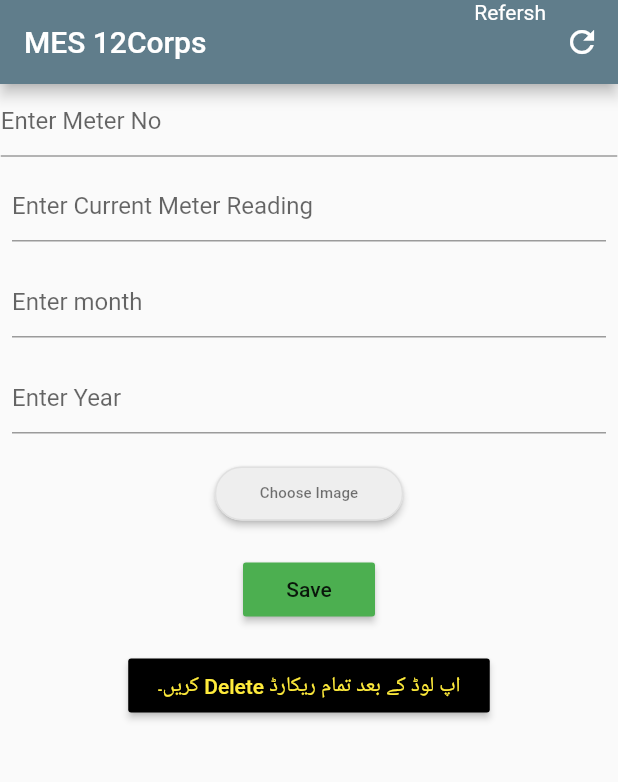
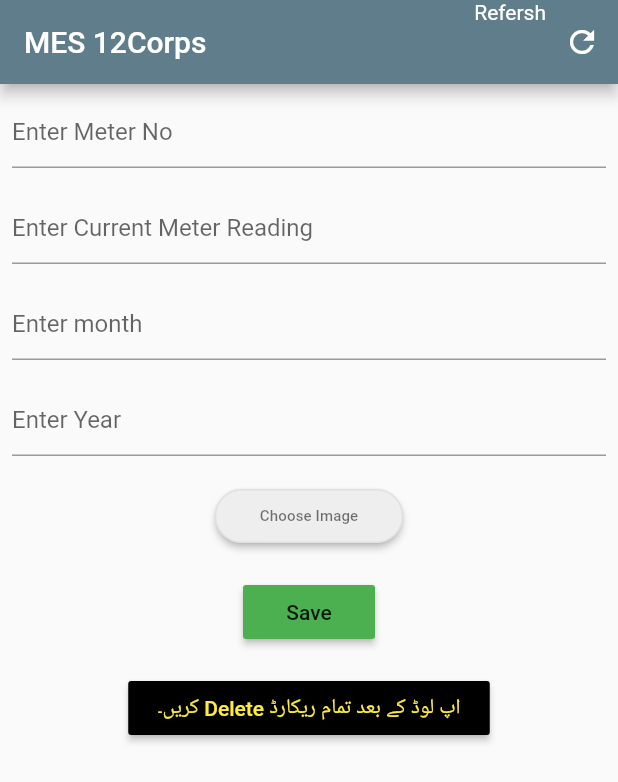
Before and after one commit to IkramGhalib/offline_sqlite_to_online_mysql, a Flutter app: the screen it shows after launch, on a phone screen of 412 x 824 dp. Shown: the top 782 px of the screen. Run offline on Flutter 3.47's test engine with Material 2 defaults, Android fonts, the light colour scheme and no system bars; our stand-ins replace connectivity, data_connection_checker, flutter_easyloading, image_picker, sqflite; accounts and stored records are empty.

Commit message:
changes on main page

```diff
--- a/lib/main.dart
+++ b/lib/main.dart
@@ -138,7 +138,7 @@ class _MyHomePageState extends State<MyHomePage> {
       body: Column(
         children: [
           Padding(
-            padding: const EdgeInsets.all(0.5),
+            padding: const EdgeInsets.all(8.0),
             child: TextField(
               controller: meter_no,
               decoration: InputDecoration(hintText: 'Enter Meter No'),
```
